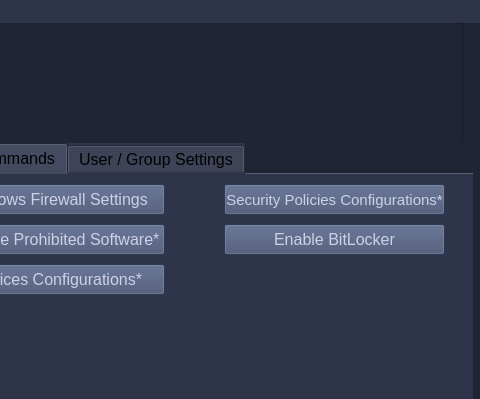
This is GUIs/ScriptRunnerPyQt5_GUI/PyUIs/MainMenu2.ui in vipersniper0501/CP_Scripts2 as Qt 5 draws it before an edit; both pictures show x 368 to 848 and y 0 to 399 of the 848 by 598 pixel window. The edited form follows.
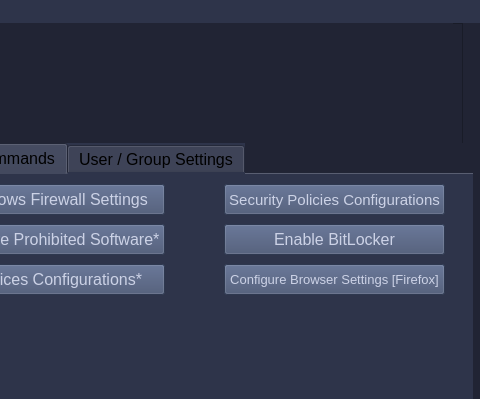
This is the edited form. The open tabs and pages were chosen to show the change. Icons and pictures are not drawn.

Diff of the .ui file:
```diff
--- a/GUIs/ScriptRunnerPyQt5_GUI/PyUIs/MainMenu2.ui
+++ b/GUIs/ScriptRunnerPyQt5_GUI/PyUIs/MainMenu2.ui
@@ -470,7 +470,7 @@
          <string notr="true">background-color: #414E6E;color: #CCD2E6;</string>
         </property>
         <property name="text">
-         <string>Security Policies Configurations*</string>
+         <string>Security Policies Configurations</string>
         </property>
        </widget>
        <widget class="QPushButton" name="rmvprosoftbutton_2">
@@ -576,6 +576,27 @@
          <string>Services Configurations*</string>
         </property>
        </widget>
+       <widget class="QPushButton" name="browserConf">
+        <property name="geometry">
+         <rect>
+          <x>300</x>
+          <y>90</y>
+          <width>221</width>
+          <height>31</height>
+         </rect>
+        </property>
+        <property name="font">
+         <font>
+          <pointsize>10</pointsize>
+         </font>
+        </property>
+        <property name="styleSheet">
+         <string notr="true">background-color: #414E6E;color: #CCD2E6;</string>
+        </property>
+        <property name="text">
+         <string>Configure Browser Settings [Firefox]</string>
+        </property>
+       </widget>
       </widget>
       <widget class="QWidget" name="windows_usrgruCOM">
        <attribute name="title">
```
Left out of the diff: 12 changed lines with no effect on the pictures.
